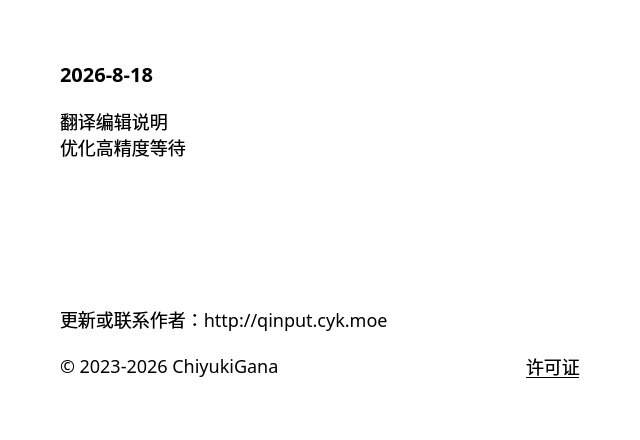
Qt form source/ui/AboutUi.ui (ChiyukiGana/Quickinput) before a commit.
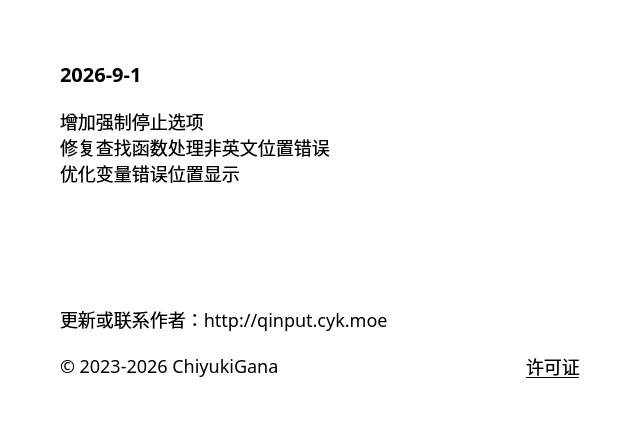
The same form after that commit.

Patch:
```diff
--- a/source/ui/AboutUi.ui
+++ b/source/ui/AboutUi.ui
@@ -63,7 +63,7 @@
       <string notr="true">font-size:20px</string>
      </property>
      <property name="text">
-      <string>2026-8-18</string>
+      <string>2026-9-1</string>
      </property>
      <property name="textFormat">
       <enum>Qt::TextFormat::PlainText</enum>
@@ -79,8 +79,9 @@
       </sizepolicy>
      </property>
      <property name="text">
-      <string>翻译编辑说明
-优化高精度等待</string>
+      <string>增加强制停止选项
+修复查找函数处理非英文位置错误
+优化变量错误位置显示</string>
      </property>
      <property name="textFormat">
       <enum>Qt::TextFormat::PlainText</enum>
```
